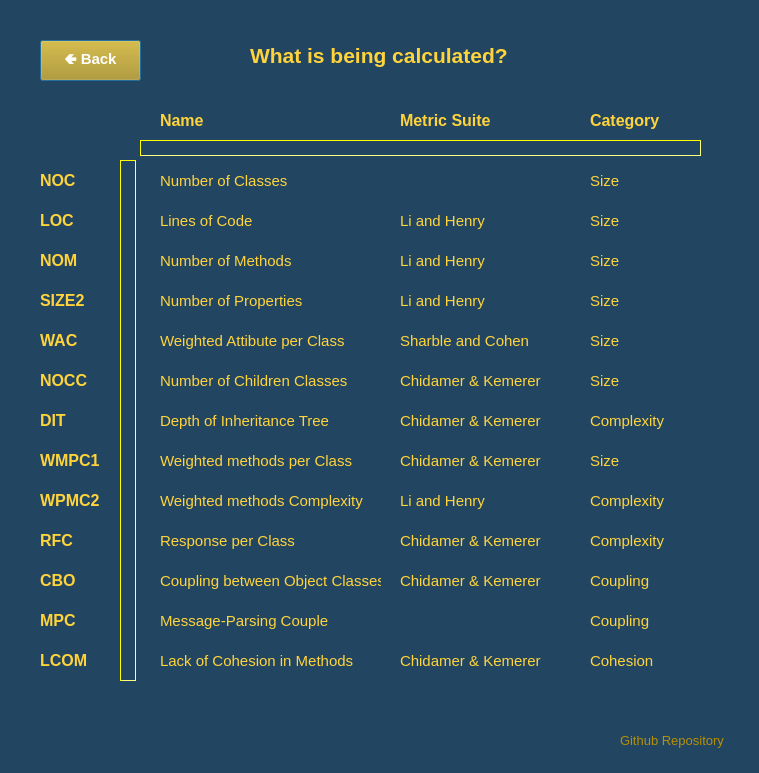
Before: the Qt Designer form app/gui/metricsManualWindow.ui in minaschar/metrics-calculator-python, drawn with Qt 5.
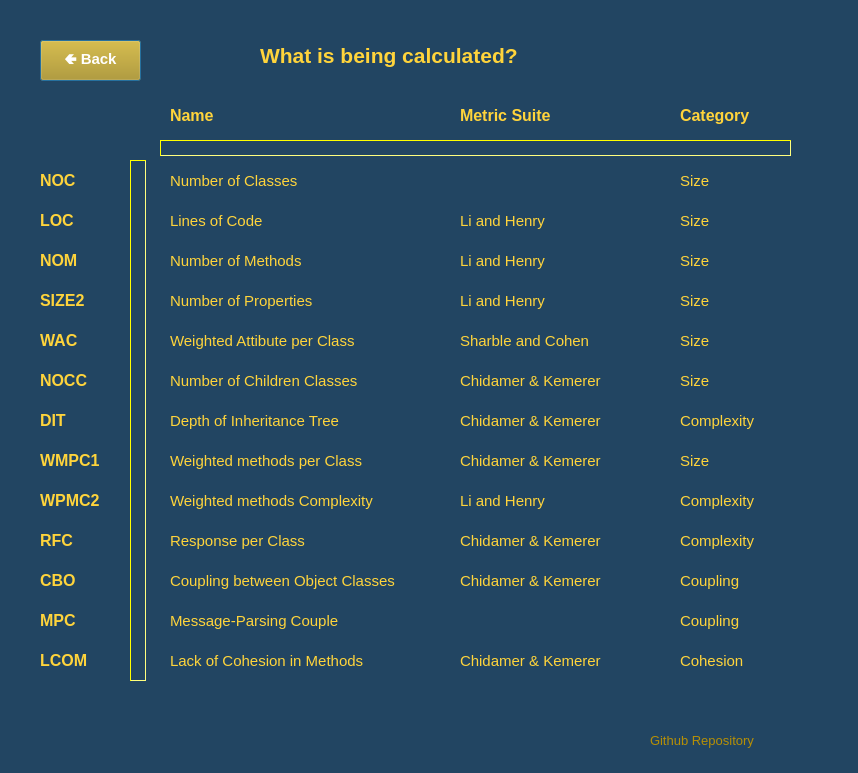
After: the same form once the commit is applied.

Patch:
```diff
--- a/app/gui/metricsManualWindow.ui
+++ b/app/gui/metricsManualWindow.ui
@@ -6,7 +6,7 @@
    <rect>
     <x>0</x>
     <y>0</y>
-    <width>759</width>
+    <width>858</width>
     <height>773</height>
    </rect>
   </property>
@@ -19,9 +19,9 @@
   <widget class="QLabel" name="label">
    <property name="geometry">
     <rect>
-     <x>250</x>
+     <x>260</x>
      <y>30</y>
-     <width>291</width>
+     <width>441</width>
      <height>51</height>
     </rect>
    </property>
@@ -44,7 +44,7 @@
     <rect>
      <x>40</x>
      <y>210</y>
-     <width>51</width>
+     <width>61</width>
      <height>21</height>
     </rect>
    </property>
@@ -67,7 +67,7 @@
     <rect>
      <x>40</x>
      <y>250</y>
-     <width>51</width>
+     <width>71</width>
      <height>21</height>
     </rect>
    </property>
@@ -90,7 +90,7 @@
     <rect>
      <x>40</x>
      <y>450</y>
-     <width>61</width>
+     <width>91</width>
      <height>21</height>
     </rect>
    </property>
@@ -113,7 +113,7 @@
     <rect>
      <x>40</x>
      <y>490</y>
-     <width>71</width>
+     <width>91</width>
      <height>21</height>
     </rect>
    </property>
@@ -136,7 +136,7 @@
     <rect>
      <x>40</x>
      <y>530</y>
-     <width>51</width>
+     <width>81</width>
      <height>21</height>
     </rect>
    </property>
@@ -159,7 +159,7 @@
     <rect>
      <x>40</x>
      <y>410</y>
-     <width>51</width>
+     <width>71</width>
      <height>21</height>
     </rect>
    </property>
@@ -182,7 +182,7 @@
     <rect>
      <x>40</x>
      <y>370</y>
-     <width>51</width>
+     <width>71</width>
      <height>21</height>
     </rect>
    </property>
@@ -205,7 +205,7 @@
     <rect>
      <x>40</x>
      <y>290</y>
-     <width>51</width>
+     <width>71</width>
      <height>21</height>
     </rect>
    </property>
@@ -228,7 +228,7 @@
     <rect>
      <x>40</x>
      <y>570</y>
-     <width>51</width>
+     <width>71</width>
      <height>21</height>
     </rect>
    </property>
@@ -251,7 +251,7 @@
     <rect>
      <x>40</x>
      <y>330</y>
-     <width>51</width>
+     <width>71</width>
      <height>21</height>
     </rect>
    </property>
@@ -274,7 +274,7 @@
     <rect>
      <x>40</x>
      <y>170</y>
-     <width>61</width>
+     <width>71</width>
      <height>21</height>
     </rect>
    </property>
@@ -297,7 +297,7 @@
     <rect>
      <x>40</x>
      <y>650</y>
-     <width>51</width>
+     <width>81</width>
      <height>21</height>
     </rect>
    </property>
@@ -320,7 +320,7 @@
     <rect>
      <x>40</x>
      <y>610</y>
-     <width>51</width>
+     <width>71</width>
      <height>21</height>
     </rect>
    </property>
@@ -341,10 +341,10 @@
   <widget class="QLabel" name="label_15">
    <property name="geometry">
     <rect>
-     <x>160</x>
-     <y>110</y>
-     <width>81</width>
-     <height>21</height>
+     <x>170</x>
+     <y>100</y>
+     <width>141</width>
+     <height>31</height>
     </rect>
    </property>
    <property name="font">
@@ -364,10 +364,10 @@
   <widget class="QLabel" name="label_16">
    <property name="geometry">
     <rect>
-     <x>400</x>
-     <y>110</y>
-     <width>111</width>
-     <height>21</height>
+     <x>460</x>
+     <y>100</y>
+     <width>181</width>
+     <height>31</height>
     </rect>
    </property>
    <property name="font">
@@ -387,10 +387,10 @@
   <widget class="QLabel" name="label_17">
    <property name="geometry">
     <rect>
-     <x>590</x>
-     <y>110</y>
-     <width>81</width>
-     <height>21</height>
+     <x>680</x>
+     <y>100</y>
+     <width>141</width>
+     <height>31</height>
     </rect>
    </property>
    <property name="font">
@@ -410,9 +410,9 @@
   <widget class="QLabel" name="label_18">
    <property name="geometry">
     <rect>
-     <x>160</x>
+     <x>170</x>
      <y>170</y>
-     <width>131</width>
+     <width>241</width>
      <height>21</height>
     </rect>
    </property>
@@ -433,9 +433,9 @@
   <widget class="QLabel" name="label_19">
    <property name="geometry">
     <rect>
-     <x>160</x>
+     <x>170</x>
      <y>210</y>
-     <width>111</width>
+     <width>221</width>
      <height>21</height>
     </rect>
    </property>
@@ -456,9 +456,9 @@
   <widget class="QLabel" name="label_20">
    <property name="geometry">
     <rect>
-     <x>160</x>
+     <x>170</x>
      <y>250</y>
-     <width>141</width>
+     <width>241</width>
      <height>21</height>
     </rect>
    </property>
@@ -479,9 +479,9 @@
   <widget class="QLabel" name="label_21">
    <property name="geometry">
     <rect>
-     <x>160</x>
+     <x>170</x>
      <y>290</y>
-     <width>151</width>
+     <width>251</width>
      <height>21</height>
     </rect>
    </property>
@@ -502,9 +502,9 @@
   <widget class="QLabel" name="label_22">
    <property name="geometry">
     <rect>
-     <x>160</x>
+     <x>170</x>
      <y>330</y>
-     <width>191</width>
+     <width>261</width>
      <height>21</height>
     </rect>
    </property>
@@ -525,9 +525,9 @@
   <widget class="QLabel" name="label_23">
    <property name="geometry">
     <rect>
-     <x>160</x>
+     <x>170</x>
      <y>370</y>
-     <width>191</width>
+     <width>241</width>
      <height>21</height>
     </rect>
    </property>
@@ -548,9 +548,9 @@
   <widget class="QLabel" name="label_24">
    <property name="geometry">
     <rect>
-     <x>160</x>
+     <x>170</x>
      <y>410</y>
-     <width>181</width>
+     <width>251</width>
      <height>21</height>
     </rect>
    </property>
@@ -571,9 +571,9 @@
   <widget class="QLabel" name="label_25">
    <property name="geometry">
     <rect>
-     <x>160</x>
+     <x>170</x>
      <y>450</y>
-     <width>201</width>
+     <width>251</width>
      <height>21</height>
     </rect>
    </property>
@@ -594,9 +594,9 @@
   <widget class="QLabel" name="label_26">
    <property name="geometry">
     <rect>
-     <x>160</x>
+     <x>170</x>
      <y>490</y>
-     <width>211</width>
+     <width>271</width>
      <height>21</height>
     </rect>
    </property>
@@ -617,9 +617,9 @@
   <widget class="QLabel" name="label_27">
    <property name="geometry">
     <rect>
-     <x>160</x>
+     <x>170</x>
      <y>530</y>
-     <width>141</width>
+     <width>231</width>
      <height>21</height>
     </rect>
    </property>
@@ -640,9 +640,9 @@
   <widget class="QLabel" name="label_28">
    <property name="geometry">
     <rect>
-     <x>160</x>
+     <x>170</x>
      <y>570</y>
-     <width>221</width>
+     <width>281</width>
      <height>21</height>
     </rect>
    </property>
@@ -663,9 +663,9 @@
   <widget class="QLabel" name="label_29">
    <property name="geometry">
     <rect>
-     <x>160</x>
+     <x>170</x>
      <y>610</y>
-     <width>171</width>
+     <width>221</width>
      <height>21</height>
     </rect>
    </property>
@@ -686,9 +686,9 @@
   <widget class="QLabel" name="label_30">
    <property name="geometry">
     <rect>
-     <x>160</x>
+     <x>170</x>
      <y>650</y>
-     <width>201</width>
+     <width>241</width>
      <height>21</height>
     </rect>
    </property>
@@ -709,9 +709,9 @@
   <widget class="QLabel" name="label_32">
    <property name="geometry">
     <rect>
-     <x>400</x>
+     <x>460</x>
      <y>210</y>
-     <width>101</width>
+     <width>191</width>
      <height>21</height>
     </rect>
    </property>
@@ -732,9 +732,9 @@
   <widget class="QLabel" name="label_33">
    <property name="geometry">
     <rect>
-     <x>400</x>
+     <x>460</x>
      <y>250</y>
-     <width>101</width>
+     <width>191</width>
      <height>21</height>
     </rect>
    </property>
@@ -755,9 +755,9 @@
   <widget class="QLabel" name="label_34">
    <property name="geometry">
     <rect>
-     <x>400</x>
+     <x>460</x>
      <y>290</y>
-     <width>101</width>
+     <width>191</width>
      <height>21</height>
     </rect>
    </property>
@@ -778,9 +778,9 @@
   <widget class="QLabel" name="label_35">
    <property name="geometry">
     <rect>
-     <x>400</x>
+     <x>460</x>
      <y>330</y>
-     <width>131</width>
+     <width>201</width>
      <height>21</height>
     </rect>
    </property>
@@ -801,9 +801,9 @@
   <widget class="QLabel" name="label_36">
    <property name="geometry">
     <rect>
-     <x>400</x>
+     <x>460</x>
      <y>370</y>
-     <width>161</width>
+     <width>211</width>
      <height>21</height>
     </rect>
    </property>
@@ -824,9 +824,9 @@
   <widget class="QLabel" name="label_37">
    <property name="geometry">
     <rect>
-     <x>400</x>
+     <x>460</x>
      <y>410</y>
-     <width>151</width>
+     <width>201</width>
      <height>21</height>
     </rect>
    </property>
@@ -847,9 +847,9 @@
   <widget class="QLabel" name="label_38">
    <property name="geometry">
     <rect>
-     <x>400</x>
+     <x>460</x>
      <y>450</y>
-     <width>151</width>
+     <width>211</width>
      <height>21</height>
     </rect>
    </property>
@@ -870,9 +870,9 @@
   <widget class="QLabel" name="label_39">
    <property name="geometry">
     <rect>
-     <x>400</x>
+     <x>460</x>
      <y>490</y>
-     <width>111</width>
+     <width>201</width>
      <height>21</height>
     </rect>
    </property>
@@ -893,9 +893,9 @@
   <widget class="QLabel" name="label_40">
    <property name="geometry">
     <rect>
-     <x>400</x>
+     <x>460</x>
      <y>530</y>
-     <width>151</width>
+     <width>201</width>
      <height>21</height>
     </rect>
    </property>
@@ -916,9 +916,9 @@
   <widget class="QLabel" name="label_41">
    <property name="geometry">
     <rect>
-     <x>400</x>
+     <x>460</x>
      <y>570</y>
-     <width>151</width>
+     <width>191</width>
      <height>21</height>
     </rect>
    </property>
@@ -939,9 +939,9 @@
   <widget class="QLabel" name="label_43">
    <property name="geometry">
     <rect>
-     <x>400</x>
+     <x>460</x>
      <y>650</y>
-     <width>151</width>
+     <width>201</width>
      <height>21</height>
     </rect>
    </property>
@@ -962,7 +962,7 @@
   <widget class="QLabel" name="label_44">
    <property name="geometry">
     <rect>
-     <x>590</x>
+     <x>680</x>
      <y>170</y>
      <width>81</width>
      <height>21</height>
@@ -985,7 +985,7 @@
   <widget class="QLabel" name="label_45">
    <property name="geometry">
     <rect>
-     <x>590</x>
+     <x>680</x>
      <y>210</y>
      <width>81</width>
      <height>21</height>
@@ -1008,7 +1008,7 @@
   <widget class="QLabel" name="label_46">
    <property name="geometry">
     <rect>
-     <x>590</x>
+     <x>680</x>
      <y>250</y>
      <width>81</width>
      <height>21</height>
@@ -1031,7 +1031,7 @@
   <widget class="QLabel" name="label_47">
    <property name="geometry">
     <rect>
-     <x>590</x>
+     <x>680</x>
      <y>290</y>
      <width>81</width>
      <height>21</height>
@@ -1054,7 +1054,7 @@
   <widget class="QLabel" name="label_48">
    <property name="geometry">
     <rect>
-     <x>590</x>
+     <x>680</x>
      <y>330</y>
      <width>81</width>
      <height>21</height>
@@ -1077,7 +1077,7 @@
   <widget class="QLabel" name="label_49">
    <property name="geometry">
     <rect>
-     <x>590</x>
+     <x>680</x>
      <y>370</y>
      <width>81</width>
      <height>21</height>
@@ -1100,9 +1100,9 @@
   <widget class="QLabel" name="label_50">
    <property name="geometry">
     <rect>
-     <x>590</x>
+     <x>680</x>
      <y>410</y>
-     <width>81</width>
+     <width>101</width>
      <height>21</height>
     </rect>
    </property>
@@ -1123,7 +1123,7 @@
   <widget class="QLabel" name="label_51">
    <property name="geometry">
     <rect>
-     <x>590</x>
+     <x>680</x>
      <y>450</y>
      <width>81</width>
      <height>21</height>
@@ -1146,9 +1146,9 @@
   <widget class="QLabel" name="label_52">
    <property name="geometry">
     <rect>
-     <x>590</x>
+     <x>680</x>
      <y>490</y>
-     <width>81</width>
+     <width>121</width>
      <height>21</height>
     </rect>
    </property>
@@ -1169,9 +1169,9 @@
   <widget class="QLabel" name="label_53">
    <property name="geometry">
     <rect>
-     <x>590</x>
+     <x>680</x>
      <y>530</y>
-     <width>81</width>
+     <width>131</width>
      <height>21</height>
     </rect>
    </property>
@@ -1192,9 +1192,9 @@
   <widget class="QLabel" name="label_54">
    <property name="geometry">
     <rect>
-     <x>590</x>
+     <x>680</x>
      <y>570</y>
-     <width>81</width>
+     <width>111</width>
      <height>21</height>
     </rect>
    </property>
@@ -1215,9 +1215,9 @@
   <widget class="QLabel" name="label_55">
    <property name="geometry">
     <rect>
-     <x>590</x>
+     <x>680</x>
      <y>610</y>
-     <width>81</width>
+     <width>131</width>
      <height>21</height>
     </rect>
    </property>
@@ -1238,9 +1238,9 @@
   <widget class="QLabel" name="label_56">
    <property name="geometry">
     <rect>
-     <x>590</x>
+     <x>680</x>
      <y>650</y>
-     <width>81</width>
+     <width>121</width>
      <height>21</height>
     </rect>
    </property>
@@ -1261,7 +1261,7 @@
   <widget class="Line" name="line">
    <property name="geometry">
     <rect>
-     <x>120</x>
+     <x>130</x>
      <y>160</y>
      <width>16</width>
      <height>521</height>
@@ -1283,9 +1283,9 @@
   <widget class="Line" name="line_2">
    <property name="geometry">
     <rect>
-     <x>140</x>
+     <x>160</x>
      <y>140</y>
-     <width>561</width>
+     <width>631</width>
      <height>16</height>
     </rect>
    </property>
@@ -1325,9 +1325,9 @@
   <widget class="QLabel" name="label_31">
    <property name="geometry">
     <rect>
-     <x>620</x>
+     <x>650</x>
      <y>730</y>
-     <width>121</width>
+     <width>181</width>
      <height>20</height>
     </rect>
    </property>
```
